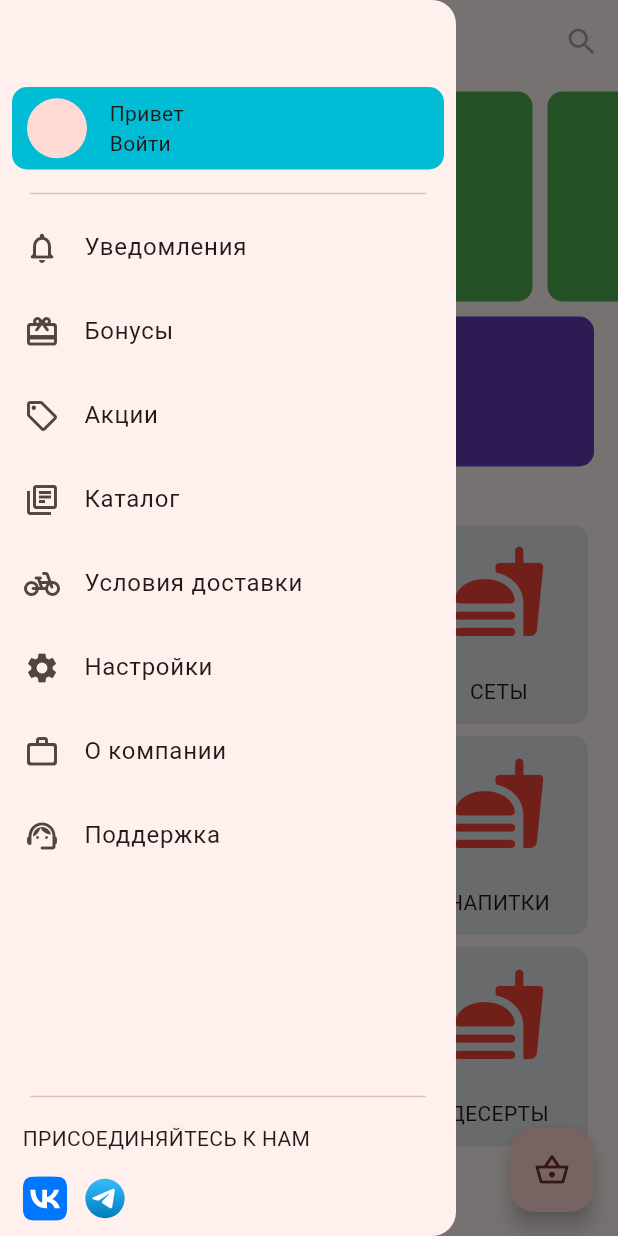
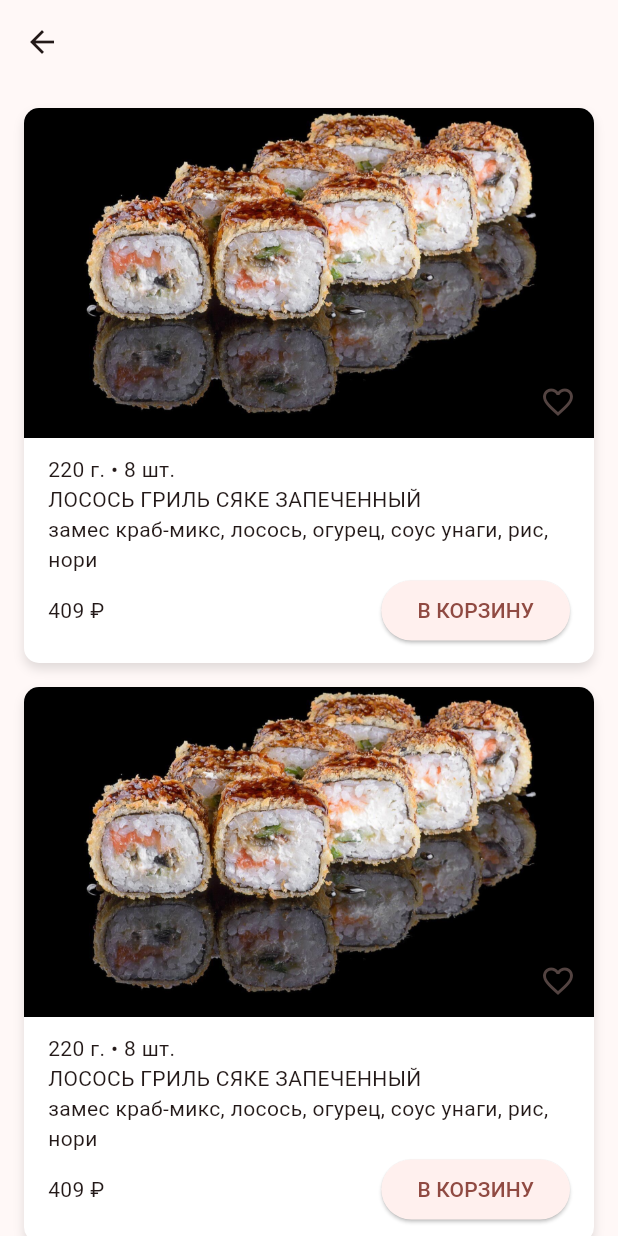
Before and after one commit to ComputerHakka/Food_Delivery, a Flutter app: the screen it shows after launch, in the side drawer, after a tap on "Каталог", on a phone screen of 412 x 824 dp. Run offline on Flutter 3.47's test engine with Material 3 defaults, Android fonts, the phone set to English and light mode, and no system bars; our stand-ins replace flutter_svg, go_router.

Commit message:
catalog screen and update entities

```diff
--- a/lib/config/routes/routes.dart
+++ b/lib/config/routes/routes.dart
@@ -1,6 +1,8 @@
 import 'package:food_delivery_app/core/constants/constants.dart';
 import 'package:food_delivery_app/features/food_delivery/presentation/screens/bonuses/bonuses_screen.dart';
 import 'package:food_delivery_app/features/food_delivery/presentation/screens/cart/cart_screen.dart';
+import 'package:food_delivery_app/features/food_delivery/presentation/screens/catalog/catalog_screen.dart';
+import 'package:food_delivery_app/features/food_delivery/presentation/screens/copmany_info/company_information_scrre.dart';
 import 'package:food_delivery_app/features/food_delivery/presentation/screens/main/main_screen.dart';
 import 'package:food_delivery_app/features/food_delivery/presentation/screens/notifications/notifications_screen.dart';
 import 'package:food_delivery_app/features/food_delivery/presentation/screens/settings/settings_screen.dart';
@@ -31,9 +33,19 @@ class AppRoutes {
             builder: (context, state) => const CartScreen(),
           ),
           GoRoute(
+            path: 'company_info',
+            name: RouteNames.companyInfoScreen,
+            builder: (context, state) => const CompanyInformationScreen(),
+          ),
+          GoRoute(
             path: 'settings',
             name: RouteNames.settingsScreen,
             builder: (context, state) => const SettingsScreen(),
+          ),
+          GoRoute(
+            path: 'catalog',
+            name: RouteNames.catalogScreen,
+            builder: (context, state) => const CatalogScreen(),
           ),
         ],
       ),
--- a/lib/core/constants/constants.dart
+++ b/lib/core/constants/constants.dart
@@ -14,4 +14,6 @@ class RouteNames {
   static const bonusesScreen = 'bonuses_screen';
   static const cartScreen = 'cart_screen';
   static const settingsScreen = 'settings_screen';
+  static const companyInfoScreen = 'company_info_screen';
+  static const catalogScreen = 'catalog_screen';
 }
--- a/lib/features/food_delivery/domain/entities/sale.dart
+++ b/lib/features/food_delivery/domain/entities/sale.dart
@@ -5,11 +5,13 @@ class SaleEntity {
   final String title;
   final String? description;
   final List<MenuEntity> salePositions;
+  final String? imagePath;
 
   const SaleEntity({
     required this.id,
     required this.title,
     this.description,
     required this.salePositions,
+    this.imagePath,
   });
 }
--- /dev/null
+++ b/lib/features/food_delivery/presentation/screens/catalog/catalog_screen.dart
@@ -0,0 +1,98 @@
+import 'package:flutter/material.dart';
+import 'package:food_delivery_app/features/food_delivery/domain/entities/menu.dart';
+
+class CatalogScreen extends StatelessWidget {
+  const CatalogScreen({super.key});
+
+  @override
+  Widget build(BuildContext context) {
+    return Scaffold(
+      appBar: AppBar(),
+      body: ListView.builder(
+        padding: const EdgeInsets.all(16),
+        itemCount: MenuEntity.menuList.length,
+        shrinkWrap: true,
+        itemBuilder: (BuildContext context, int index) {
+          return const MenuCell();
+        },
+      ),
+    );
+  }
+}
+
+class MenuCell extends StatelessWidget {
+  const MenuCell({super.key});
+
+  @override
+  Widget build(BuildContext context) {
+    return Container(
+      margin: const EdgeInsets.only(bottom: 16),
+      width: double.infinity,
+      decoration: BoxDecoration(
+        borderRadius: BorderRadius.circular(10),
+        color: Colors.white,
+        boxShadow: const [
+          BoxShadow(
+            color: Colors.black12,
+            blurRadius: 5.0,
+            offset: Offset(0.0, 4),
+          )
+        ],
+      ),
+      child: Column(
+        crossAxisAlignment: CrossAxisAlignment.start,
+        children: [
+          Stack(
+            children: [
+              SizedBox(
+                width: double.infinity,
+                height: 220,
+                child: ClipRRect(
+                  borderRadius:
+                      const BorderRadius.vertical(top: Radius.circular(10)),
+                  child: Image.asset(
+                    'lib/core/assets/food_images/product_one.jpg',
+                    fit: BoxFit.cover,
+                  ),
+                ),
+              ),
+              Positioned(
+                right: 0,
+                bottom: 0,
+                child: IconButton(
+                  onPressed: () {},
+                  icon: const Icon(Icons.favorite_border_outlined),
+                ),
+              ),
+            ],
+          ),
+          Padding(
+            padding: const EdgeInsets.symmetric(horizontal: 16, vertical: 11),
+            child: Column(
+              crossAxisAlignment: CrossAxisAlignment.start,
+              children: [
+                const Text('220 г. • 8 шт.'),
+                const Text('ЛОСОСЬ ГРИЛЬ СЯКЕ ЗАПЕЧЕННЫЙ'),
+                const Text(
+                  'замес краб-микс, лосось, огурец, соус унаги, рис, нори',
+                  maxLines: 3,
+                  overflow: TextOverflow.ellipsis,
+                ),
+                Row(
+                  mainAxisAlignment: MainAxisAlignment.spaceBetween,
+                  children: [
+                    const Text('409 ₽'),
+                    ElevatedButton(
+                      onPressed: () {},
+                      child: const Text('В КОРЗИНУ'),
+                    )
+                  ],
+                ),
+              ],
+            ),
+          ),
+        ],
+      ),
+    );
+  }
+}
--- /dev/null
+++ b/lib/features/food_delivery/presentation/screens/copmany_info/company_information_scrre.dart
@@ -0,0 +1,15 @@
+import 'package:flutter/material.dart';
+
+class CompanyInformationScreen extends StatelessWidget {
+  const CompanyInformationScreen({super.key});
+
+  @override
+  Widget build(BuildContext context) {
+    return Scaffold(
+      appBar: AppBar(title: const Text('О компании')),
+      body: const Center(
+        child: Text('Здесь будет находится информация о вашей компании'),
+      ),
+    );
+  }
+}
--- a/lib/features/food_delivery/presentation/screens/main/main_screen.dart
+++ b/lib/features/food_delivery/presentation/screens/main/main_screen.dart
@@ -163,7 +163,9 @@ class DrawerMenuWidget extends StatelessWidget {
                 ListTile(
                   title: const Text('Каталог'),
                   leading: const Icon(Icons.my_library_books_outlined),
-                  onTap: () {},
+                  onTap: () {
+                    GoRouter.of(context).goNamed(RouteNames.catalogScreen);
+                  },
                 ),
                 ListTile(
                   title: const Text('Условия доставки'),
@@ -180,7 +182,9 @@ class DrawerMenuWidget extends StatelessWidget {
                 ListTile(
                   title: const Text('О компании'),
                   leading: const Icon(Icons.work_outline_rounded),
-                  onTap: () {},
+                  onTap: () {
+                    GoRouter.of(context).goNamed(RouteNames.companyInfoScreen);
+                  },
                 ),
                 ListTile(
                   title: const Text('Поддержка'),
--- a/pubspec.yaml
+++ b/pubspec.yaml
@@ -72,6 +72,7 @@ flutter:
   # To add assets to your application, add an assets section, like this:
   assets:
     - lib/core/assets/images/
+    - lib/core/assets/food_images/
 
   # An image asset can refer to one or more resolution-specific "variants", see
   # https://flutter.dev/assets-and-images/#resolution-aware
```
Also changed, not shown: lib/core/assets/food_images/product_one.jpg (added).
